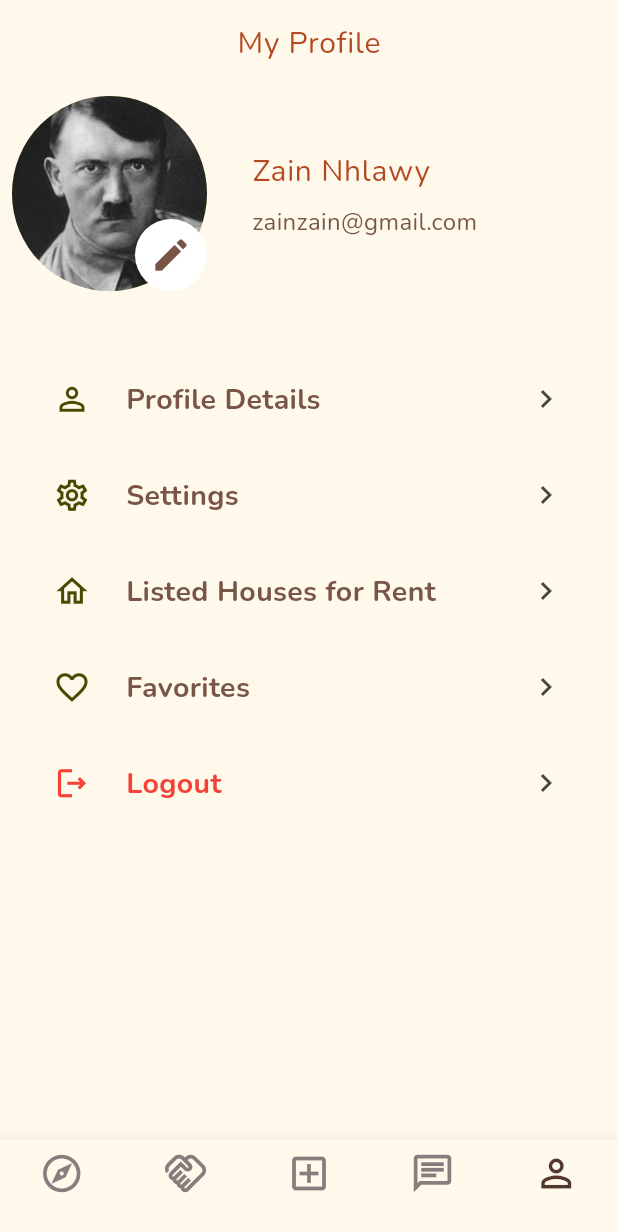
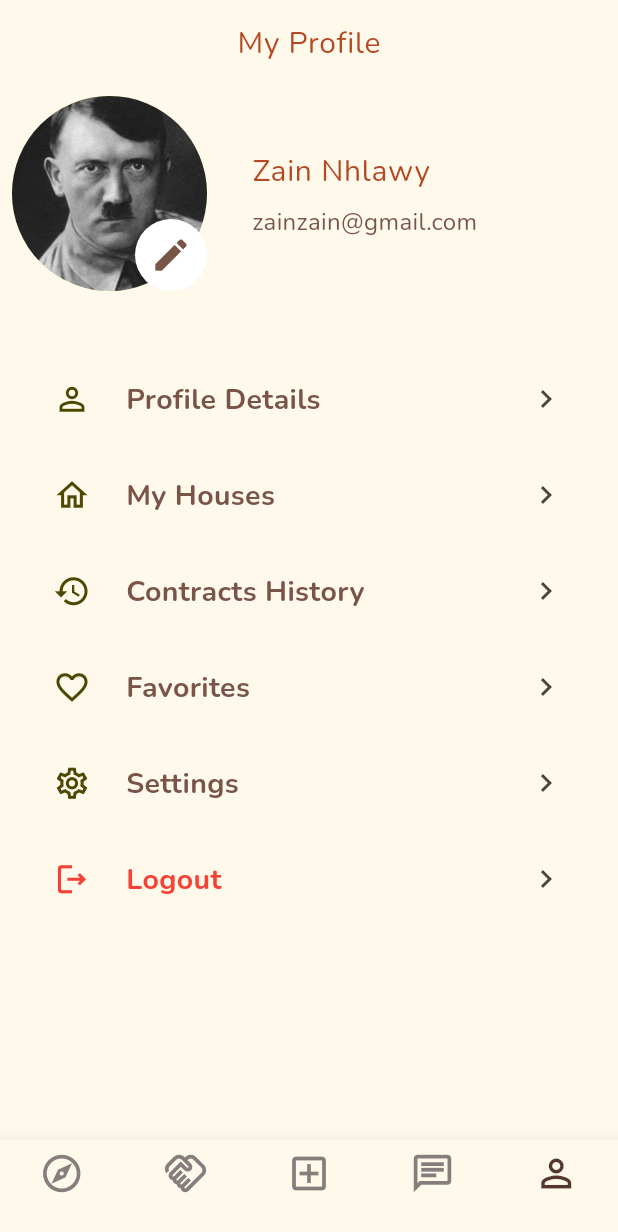
Before and after one commit to Zain-Nhlawy/Daleel_app_project, a Flutter app: the screen it shows after launch, item 5 of the bottom bar chosen, after a tap on "Settings", on a phone screen of 412 x 824 dp. Shown: the top 1232 px of the screen. Run offline on Flutter 3.47's test engine with Material 3 defaults, Android fonts, the light colour scheme and no system bars; our stand-ins replace google_fonts.

Commit message:
adding contract model and data , making most popular widget auto movable

```diff
--- /dev/null
+++ b/lib/models/contracts.dart
@@ -0,0 +1,25 @@
+enum RentStatus { cancelled, completed, pending, onRent }
+
+class Contracts {
+  const Contracts({
+    required this.startRent,
+    required this.endRent,
+    required this.rentFee,
+    required this.rentStatus,
+    required this.renterName,
+    required this.renterNumber,
+    required this.tenantName,
+    required this.tenantNumber,
+    required this.contractDescreption,
+  });
+
+  final RentStatus rentStatus;
+  final DateTime startRent;
+  final DateTime endRent;
+  final int rentFee;
+  final String tenantName;
+  final String tenantNumber;
+  final String renterName;
+  final String renterNumber;
+  final String contractDescreption;
+}
--- a/lib/screen/home_screen/home_screen.dart
+++ b/lib/screen/home_screen/home_screen.dart
@@ -1,11 +1,40 @@
+import 'dart:async';
+
 import 'package:daleel_app_project/data/dummy_data.dart';
 import 'package:daleel_app_project/widget/apartment_widgets/most_popular_apartments_widget.dart';
 import 'package:daleel_app_project/widget/apartment_widgets/nearpy_apartments_widgets.dart';
 
 import 'package:flutter/material.dart';
 
-class HomeScreen extends StatelessWidget {
+class HomeScreen extends StatefulWidget {
   const HomeScreen({super.key});
+
+  @override
+  State<HomeScreen> createState() => _HomeScreenState();
+}
+
+class _HomeScreenState extends State<HomeScreen> {
+  late PageController _pageController;
+  int initialPage = 10000;
+
+  @override
+  void initState() {
+    super.initState();
+
+    _pageController = PageController(
+      initialPage: initialPage,
+      viewportFraction: 0.8,
+    );
+
+    Timer.periodic(Duration(seconds: 5), (timer) {
+      if (_pageController.hasClients) {
+        _pageController.nextPage(
+          duration: Duration(milliseconds: 500),
+          curve: Curves.easeInOut,
+        );
+      }
+    });
+  }
 
   @override
   Widget build(BuildContext context) {
@@ -98,12 +127,15 @@ class HomeScreen extends StatelessWidget {
 
             SizedBox(
               height: 215,
-              child: ListView.builder(
-                scrollDirection: Axis.horizontal,
-                itemCount: apartmentsList.length,
-                itemBuilder: (context, index) => MostPopularApartmentsWidget(
-                  apartment: apartmentsList[index],
-                ),
+              child: PageView.builder(
+                controller: _pageController,
+                itemBuilder: (context, index) {
+                  final realIndex = index % apartmentsList.length;
+
+                  return MostPopularApartmentsWidget(
+                    apartment: apartmentsList[realIndex],
+                  );
+                },
               ),
             ),
 
--- a/lib/widget/profile_screen_widgets/profile_options.dart
+++ b/lib/widget/profile_screen_widgets/profile_options.dart
@@ -42,10 +42,10 @@ class ProfileOptions extends StatelessWidget {
             child: ListTile(
               leading: CircleAvatar(
                 backgroundColor: Colors.transparent,
-                child: Icon(Icons.settings_outlined, size: 25),
+                child: Icon(Icons.home_outlined, size: 25), // outlined
               ),
               title: Text(
-                'Settings',
+                'My Houses',
                 style: Theme.of(context).textTheme.bodyMedium?.copyWith(
                   fontWeight: FontWeight.bold,
                   fontSize: 19,
@@ -55,17 +55,16 @@ class ProfileOptions extends StatelessWidget {
               onTap: () {},
             ),
           ),
-
           Card(
             color: Colors.transparent,
             elevation: 0,
             child: ListTile(
               leading: CircleAvatar(
                 backgroundColor: Colors.transparent,
-                child: Icon(Icons.home_outlined, size: 25), // outlined
+                child: Icon(Icons.history_outlined, size: 25),
               ),
               title: Text(
-                'Listed Houses for Rent',
+                'Contracts History',
                 style: Theme.of(context).textTheme.bodyMedium?.copyWith(
                   fontWeight: FontWeight.bold,
                   fontSize: 19,
@@ -104,6 +103,25 @@ class ProfileOptions extends StatelessWidget {
             child: ListTile(
               leading: CircleAvatar(
                 backgroundColor: Colors.transparent,
+                child: Icon(Icons.settings_outlined, size: 25),
+              ),
+              title: Text(
+                'Settings',
+                style: Theme.of(context).textTheme.bodyMedium?.copyWith(
+                  fontWeight: FontWeight.bold,
+                  fontSize: 19,
+                ),
+              ),
+              trailing: Icon(Icons.keyboard_arrow_right_outlined),
+              onTap: () {},
+            ),
+          ),
+          Card(
+            color: Colors.transparent,
+            elevation: 0,
+            child: ListTile(
+              leading: CircleAvatar(
+                backgroundColor: Colors.transparent,
                 child: Icon(Icons.logout_outlined, size: 25, color: Colors.red),
               ),
               title: Text(
```
Also changed, not shown: lib/data/dummy_data.dart (+115 -0 lines).
